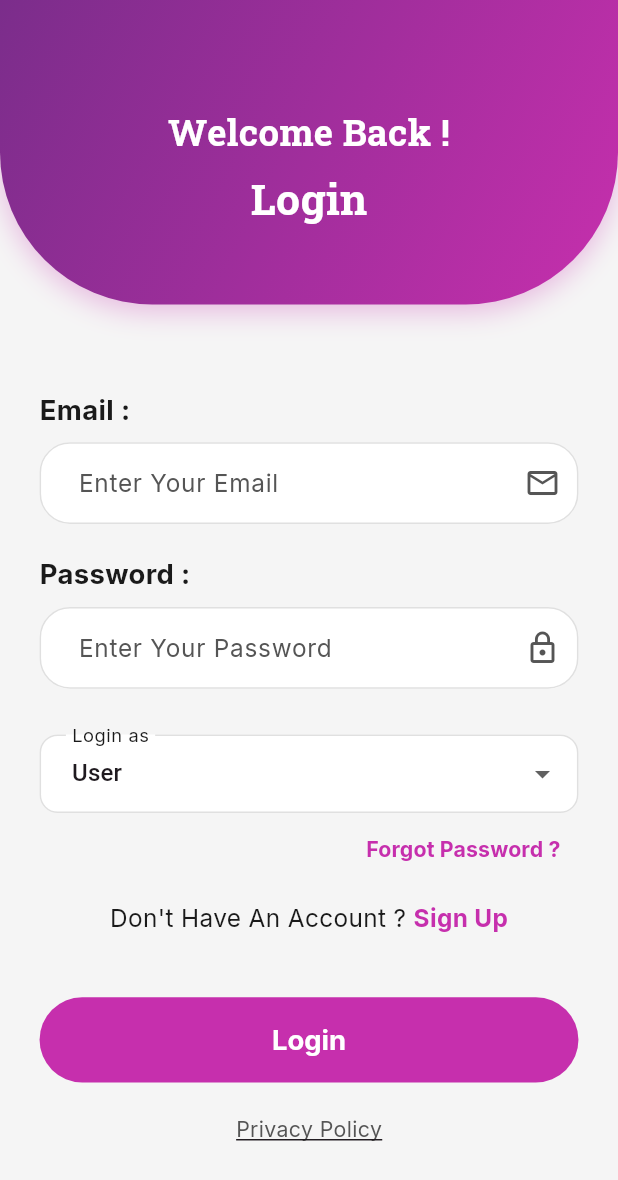
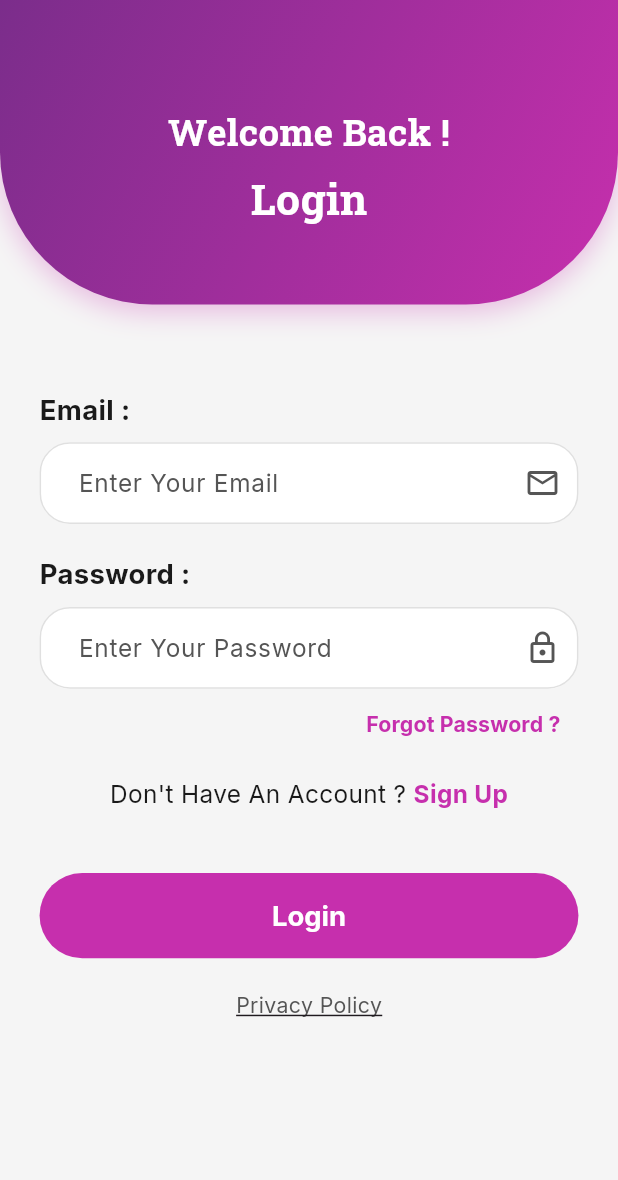
Before and after one commit to nourrashraff777-byte/holt_dog-main, a Flutter app: the screen it shows after launch, after a tap on "Skip", on a phone screen of 412 x 824 dp. Shown: the top 1180 px of the screen. Run offline on Flutter 3.47's test engine with Material 3 defaults, Android fonts, the phone set to English and light mode, and no system bars; our stand-ins replace cached_network_image, cloud_firestore, dio, equatable, firebase_auth, firebase_core and 10 more; accounts and stored records are empty.

Commit message:
feat: implement user authentication flow including model, service, cubit state management, and login UI

```diff
--- a/holt_dog-main/lib/features/auth/cubit/auth_state.dart
+++ b/holt_dog-main/lib/features/auth/cubit/auth_state.dart
@@ -1,4 +1,5 @@
 import 'package:equatable/equatable.dart';
+import '../models/user_model.dart';
 
 abstract class AuthState extends Equatable {
   const AuthState();
@@ -12,17 +13,19 @@ class AuthInitial extends AuthState {}
 class AuthLoading extends AuthState {}
 
 class Authenticated extends AuthState {
-  final String userId;
-  const Authenticated(this.userId);
+  final UserModel user;
+
+  const Authenticated(this.user);
 
   @override
-  List<Object?> get props => [userId];
+  List<Object?> get props => [user.id];
 }
 
 class Unauthenticated extends AuthState {}
 
 class AuthError extends AuthState {
   final String message;
+
   const AuthError(this.message);
 
   @override
--- a/holt_dog-main/lib/features/auth/screens/login_screen.dart
+++ b/holt_dog-main/lib/features/auth/screens/login_screen.dart
@@ -1,5 +1,3 @@
-import 'dart:developer';
-
 import 'package:flutter/material.dart';
 import 'package:flutter_bloc/flutter_bloc.dart';
 import 'package:flutter_screenutil/flutter_screenutil.dart';
@@ -30,7 +28,6 @@ class _LoginScreenState extends State<LoginScreen> {
   final _formKey = GlobalKey<FormState>();
   final _emailController = TextEditingController();
   final _passwordController = TextEditingController();
-  String _selectedUserType = 'User';
 
   @override
   void dispose() {
@@ -48,22 +45,24 @@ class _LoginScreenState extends State<LoginScreen> {
     }
   }
 
-  void _navigateBySelectedUserType() {
-    log('selectedUserType: $_selectedUserType');
-    switch (_selectedUserType) {
+  void _navigateByRole(String role) {
+    switch (role) {
+      case 'insurance_agent':
       case 'Insurance Agent':
         context.go(InsuranceHomeScreen.routeName);
         break;
+      case 'retailer':
       case 'Retailer':
         context.go(RetailerHomeScreen.routeName);
         break;
+      case 'charity':
       case 'Charity':
         context.go(CharityHomeScreen.routeName);
         break;
+      case 'doctor':
       case 'Doctor':
         context.go(DoctorHomeScreen.routeName);
         break;
-      case 'User':
       default:
         context.go(UserHomeScreen.routeName);
         break;
@@ -75,7 +74,7 @@ class _LoginScreenState extends State<LoginScreen> {
     return BlocListener<AuthCubit, AuthState>(
       listener: (context, state) {
         if (state is Authenticated) {
-          _navigateBySelectedUserType();
+          _navigateByRole(state.user.role);
         } else if (state is AuthError) {
           ScaffoldMessenger.of(context).showSnackBar(
             SnackBar(content: Text(state.message)),
@@ -138,51 +137,51 @@ class _LoginScreenState extends State<LoginScreen> {
                           return null;
                         },
                       ),
-                      SizedBox(height: 30.h),
-                      DropdownButtonFormField<String>(
-                        initialValue: _selectedUserType,
-                        decoration: InputDecoration(
-                          labelText: 'Login as',
-                          labelStyle: AppTypography.bodyMedium.copyWith(
-                            color: AppColors.textPrimary,
-                          ),
-                          border: OutlineInputBorder(
-                            borderRadius: BorderRadius.circular(12.r),
-                          ),
-                          enabledBorder: OutlineInputBorder(
-                            borderRadius: BorderRadius.circular(12.r),
-                            borderSide: const BorderSide(
-                              color: AppColors.borderLight,
-                            ),
-                          ),
-                          focusedBorder: OutlineInputBorder(
-                            borderRadius: BorderRadius.circular(12.r),
-                            borderSide: const BorderSide(
-                              color: AppColors.primaryMagenta,
-                            ),
-                          ),
-                          contentPadding: EdgeInsets.symmetric(
-                            horizontal: 16.w,
-                            vertical: 14.h,
-                          ),
-                        ),
-                        items: const [
-                          DropdownMenuItem(value: 'User', child: Text('User')),
-                          DropdownMenuItem(
-                              value: 'Doctor', child: Text('Doctor')),
-                          DropdownMenuItem(
-                              value: 'Charity', child: Text('Charity')),
-                          DropdownMenuItem(
-                              value: 'Retailer', child: Text('Retailer')),
-                          DropdownMenuItem(
-                              value: 'Insurance Agent',
-                              child: Text('Insurance Agent')),
-                        ],
-                        onChanged: (value) {
-                          if (value == null) return;
-                          setState(() => _selectedUserType = value);
-                        },
-                      ),
+                      // SizedBox(height: 30.h),
+                      // DropdownButtonFormField<String>(
+                      //   initialValue: _selectedUserType,
+                      //   decoration: InputDecoration(
+                      //     labelText: 'Login as',
+                      //     labelStyle: AppTypography.bodyMedium.copyWith(
+                      //       color: AppColors.textPrimary,
+                      //     ),
+                      //     border: OutlineInputBorder(
+                      //       borderRadius: BorderRadius.circular(12.r),
+                      //     ),
+                      //     enabledBorder: OutlineInputBorder(
+                      //       borderRadius: BorderRadius.circular(12.r),
+                      //       borderSide: const BorderSide(
+                      //         color: AppColors.borderLight,
+                      //       ),
+                      //     ),
+                      //     focusedBorder: OutlineInputBorder(
+                      //       borderRadius: BorderRadius.circular(12.r),
+                      //       borderSide: const BorderSide(
+                      //         color: AppColors.primaryMagenta,
+                      //       ),
+                      //     ),
+                      //     contentPadding: EdgeInsets.symmetric(
+                      //       horizontal: 16.w,
+                      //       vertical: 14.h,
+                      //     ),
+                      //   ),
+                      //   items: const [
+                      //     DropdownMenuItem(value: 'User', child: Text('User')),
+                      //     DropdownMenuItem(
+                      //         value: 'Doctor', child: Text('Doctor')),
+                      //     DropdownMenuItem(
+                      //         value: 'Charity', child: Text('Charity')),
+                      //     DropdownMenuItem(
+                      //         value: 'Retailer', child: Text('Retailer')),
+                      //     DropdownMenuItem(
+                      //         value: 'Insurance Agent',
+                      //         child: Text('Insurance Agent')),
+                      //   ],
+                      //   onChanged: (value) {
+                      //     if (value == null) return;
+                      //     setState(() => _selectedUserType = value);
+                      //   },
+                      // ),
                       Align(
                         alignment: Alignment.centerRight,
                         child: TextButton(
@@ -238,17 +237,6 @@ class _LoginScreenState extends State<LoginScreen> {
                           ),
                         ),
                       ),
-                      // SizedBox(height: 20.h),
-                      // TextButton(
-                      //   onPressed: () => context.go(AppRouter.home),
-                      //   child: Text(
-                      //     'Skip to Home (Test Only)',
-                      //     style: AppTypography.caption.copyWith(
-                      //       color: AppColors.primaryMagenta.withValues(alpha:0.5),
-                      //       decoration: TextDecoration.underline,
-                      //     ),
-                      //   ),
-                      // ),
                       SizedBox(height: 10.h),
                     ],
                   ),
```
Also changed, not shown: holt_dog-main/lib/core/services/auth_service.dart (+16 -0 lines), holt_dog-main/lib/features/auth/cubit/auth_cubit.dart (+28 -15 lines), holt_dog-main/lib/features/auth/models/user_model.dart (+23 -6 lines).
